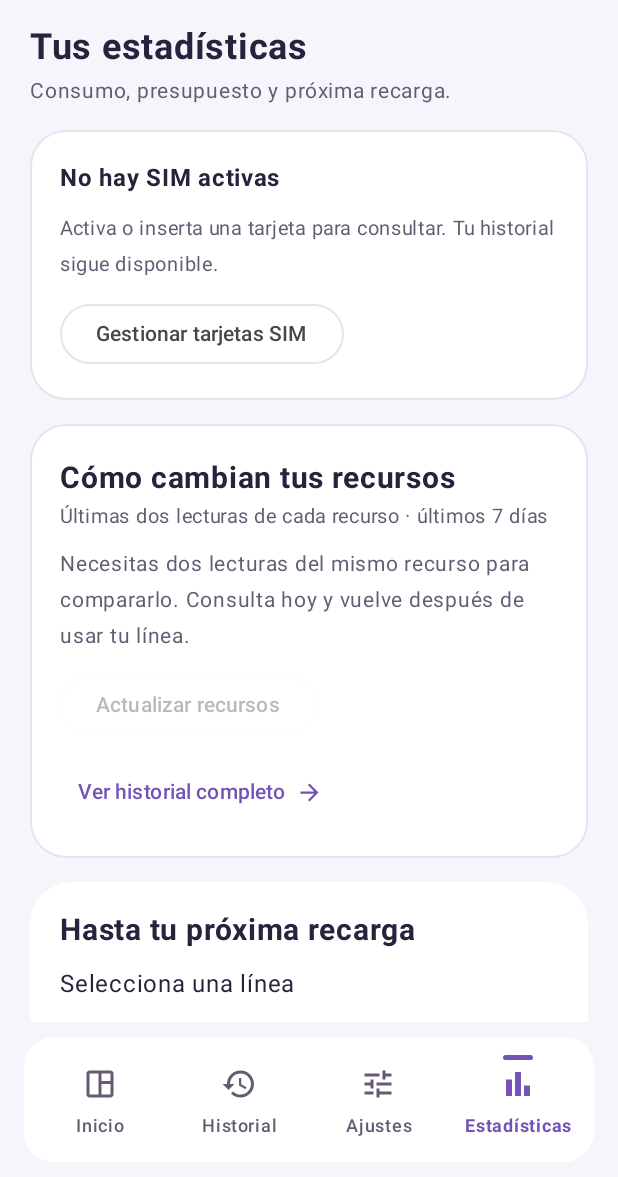
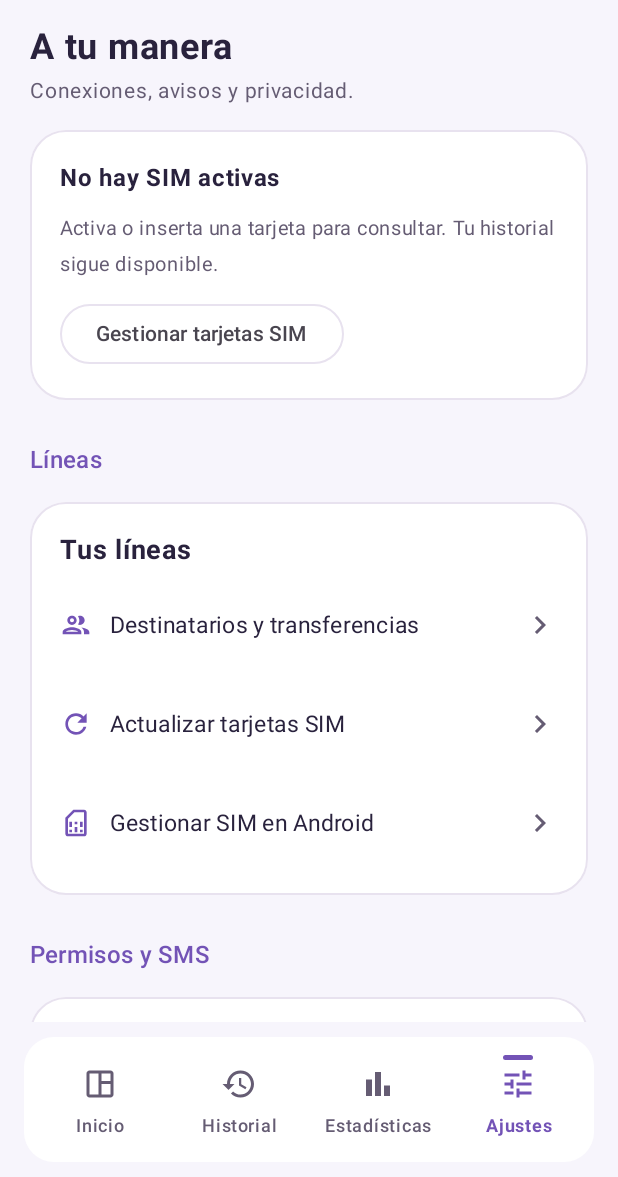
Before and after one commit to deborahfam/SIMple, an Android app built with Jetpack Compose: the screen it shows after launch (MainActivity), item 4 of the bottom bar chosen, on a phone screen of 412 x 824 dp, the part 59-1236 px from its top. Run offline under Robolectric (Android 15) with nearby library versions, the phone set to English and light mode, and no system bars; 2 statements that could not run were skipped.

Commit message:
Prepare v0.6.18 with Settings last and updated Pencil design
Set versionCode 27, preserve navigation destinations, and keep exported design images out of version control. Update the editable light/dark design and record the Pencil workflow.

```diff
--- a/app/build.gradle.kts
+++ b/app/build.gradle.kts
@@ -4,8 +4,8 @@ plugins {
     id("org.jetbrains.kotlin.plugin.compose")
 }
 
-val baseVersionCode = 12
-val baseVersionName = "0.6.3"
+val baseVersionCode = 27
+val baseVersionName = "0.6.18"
 
 android {
     namespace = "com.simple.mobile"
--- a/app/src/main/java/com/simple/mobile/presentation/Dashboard.kt
+++ b/app/src/main/java/com/simple/mobile/presentation/Dashboard.kt
@@ -102,18 +102,18 @@ private val Navy = Color(0xFF35234F)
                     val scrollTabs = LocalDensity.current.fontScale > 1.3f || LocalConfiguration.current.screenWidthDp < 320
                     Row(Modifier.selectableGroup().then(if (scrollTabs) Modifier.horizontalScroll(rememberScrollState()) else Modifier)
                         .padding(horizontal = 4.dp, vertical = 6.dp)) {
-                        listOf("Inicio" to Icons.Outlined.SpaceDashboard, "Historial" to Icons.Outlined.History,
-                            "Ajustes" to Icons.Outlined.Tune, "Estadísticas" to Icons.Outlined.BarChart).forEachIndexed { index, item ->
-                            val active = page == index
+                        listOf(Triple(0, "Inicio", Icons.Outlined.SpaceDashboard), Triple(1, "Historial", Icons.Outlined.History),
+                            Triple(3, "Estadísticas", Icons.Outlined.BarChart), Triple(2, "Ajustes", Icons.Outlined.Tune)).forEach { (destination, label, icon) ->
+                            val active = page == destination
                             Column((if (scrollTabs) Modifier.width((100 * LocalDensity.current.fontScale).dp) else Modifier.weight(1f))
                                 .clip(RoundedCornerShape(12.dp))
-                                .selectable(selected = active, role = Role.Tab, onClick = { page = index })
+                                .selectable(selected = active, role = Role.Tab, onClick = { page = destination })
                                 .heightIn(min = 64.dp).padding(horizontal = 2.dp, vertical = 6.dp),
                                 horizontalAlignment = Alignment.CenterHorizontally, verticalArrangement = Arrangement.spacedBy(4.dp)) {
                                 Box(Modifier.width(20.dp).height(3.dp).clip(CircleShape)
                                     .background(if (active) Teal else Color.Transparent))
-                                Icon(item.second, null, tint = if (active) Teal else Muted, modifier = Modifier.size(24.dp))
-                                Text(item.first, color = if (active) Teal else Muted, fontSize = 12.sp,
+                                Icon(icon, null, tint = if (active) Teal else Muted, modifier = Modifier.size(24.dp))
+                                Text(label, color = if (active) Teal else Muted, fontSize = 12.sp,
                                     fontWeight = if (active) FontWeight.Bold else FontWeight.Medium,
                                     textAlign = androidx.compose.ui.text.style.TextAlign.Center)
                             }
```
Also changed, not shown: 8 other files.
